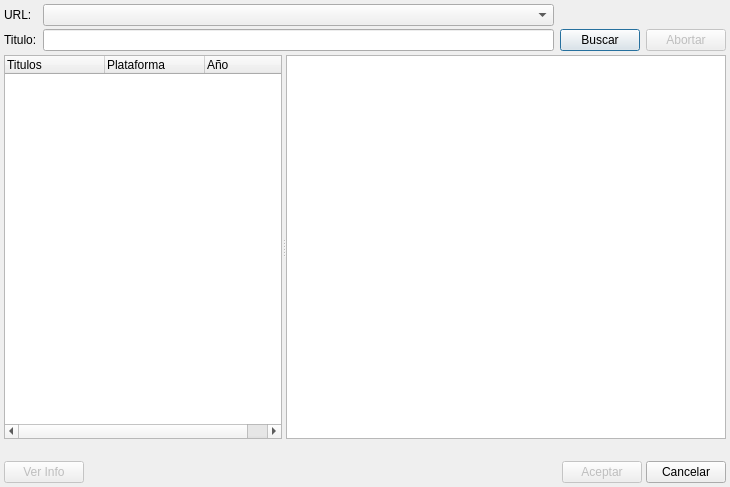
This is ui/importar_juego_info.ui in Monthy/gr-lida as Qt 5 draws it before an edit. The edited form follows.
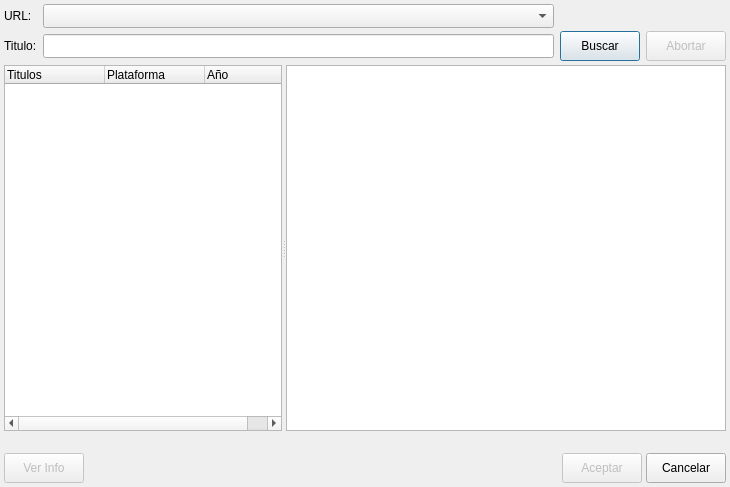
This is the edited form. Icons and pictures are not drawn.

Diff of the .ui file:
```diff
--- a/ui/importar_juego_info.ui
+++ b/ui/importar_juego_info.ui
@@ -40,6 +40,12 @@
      </item>
      <item row="0" column="1" >
       <widget class="QComboBox" name="cbxDbXml" >
+       <property name="minimumSize" >
+        <size>
+         <width>0</width>
+         <height>24</height>
+        </size>
+       </property>
        <property name="editable" >
         <bool>false</bool>
        </property>
@@ -53,10 +59,23 @@
       </widget>
      </item>
      <item row="1" column="1" >
-      <widget class="QLineEdit" name="txtTituloBuscar" />
+      <widget class="QLineEdit" name="txtTituloBuscar" >
+       <property name="minimumSize" >
+        <size>
+         <width>0</width>
+         <height>24</height>
+        </size>
+       </property>
+      </widget>
      </item>
      <item row="1" column="2" >
       <widget class="QPushButton" name="btnBuscar" >
+       <property name="minimumSize" >
+        <size>
+         <width>0</width>
+         <height>30</height>
+        </size>
+       </property>
        <property name="text" >
         <string>Buscar</string>
        </property>
@@ -71,6 +90,12 @@
        <property name="enabled" >
         <bool>false</bool>
        </property>
+       <property name="minimumSize" >
+        <size>
+         <width>0</width>
+         <height>30</height>
+        </size>
+       </property>
        <property name="text" >
         <string>Abortar</string>
        </property>
@@ -167,6 +192,12 @@
        <property name="enabled" >
         <bool>false</bool>
        </property>
+       <property name="minimumSize" >
+        <size>
+         <width>0</width>
+         <height>30</height>
+        </size>
+       </property>
        <property name="text" >
         <string>Ver Info</string>
        </property>
@@ -194,6 +225,12 @@
        <property name="enabled" >
         <bool>false</bool>
        </property>
+       <property name="minimumSize" >
+        <size>
+         <width>0</width>
+         <height>30</height>
+        </size>
+       </property>
        <property name="text" >
         <string>Aceptar</string>
        </property>
@@ -205,6 +242,12 @@
      </item>
      <item>
       <widget class="QPushButton" name="btnCancelar" >
+       <property name="minimumSize" >
+        <size>
+         <width>0</width>
+         <height>30</height>
+        </size>
+       </property>
        <property name="text" >
         <string>Cancelar</string>
        </property>
```
